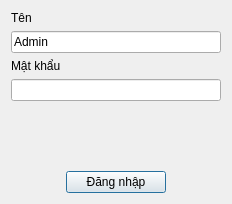
This is LMS/HxLoginDialog.ui in VanDuongPCB/desktop-laser-marking-system as Qt 5 draws it before an edit. The edited form follows.
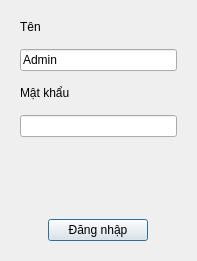
This is the edited form.

```diff
--- a/LMS/HxLoginDialog.ui
+++ b/LMS/HxLoginDialog.ui
@@ -6,14 +6,29 @@
    <rect>
     <x>0</x>
     <y>0</y>
-    <width>232</width>
-    <height>204</height>
+    <width>197</width>
+    <height>261</height>
    </rect>
   </property>
   <property name="windowTitle">
    <string>Đăng nhập</string>
   </property>
   <layout class="QGridLayout" name="gridLayout_2">
+   <property name="leftMargin">
+    <number>20</number>
+   </property>
+   <property name="topMargin">
+    <number>20</number>
+   </property>
+   <property name="rightMargin">
+    <number>20</number>
+   </property>
+   <property name="bottomMargin">
+    <number>20</number>
+   </property>
+   <property name="spacing">
+    <number>15</number>
+   </property>
    <item row="3" column="0">
     <widget class="QLineEdit" name="txtPassword">
      <property name="text">
```
Left out of the diff: 8 changed lines with no effect on the pictures.
